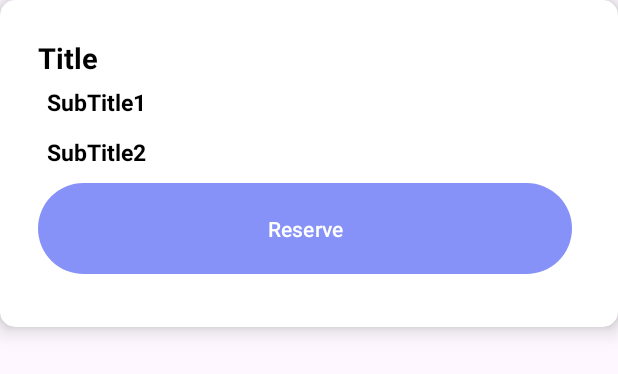
After one commit to Hirudaka/VegiTraceApp, an Android app: the layout addreserveitem.xml on its own in the app's theme, with its tools: preview values and no code run, on a phone screen of 412 x 824 dp. The commit adds this screen. Shown: the top 374 px of the screen. Run offline under Robolectric (Android 15) with nearby library versions, the phone set to English and light mode, and no system bars.

Commit message:
ui push2

```diff
--- a/app/build.gradle.kts
+++ b/app/build.gradle.kts
@@ -55,6 +55,6 @@ dependencies {
     // Use only one version of ZXing library
     implementation ("com.google.zxing:core:3.4.1")
     implementation ("com.journeyapps:zxing-android-embedded:4.1.0")
-    implementation ("com.google.code.gson:gson:2.8.8")
+    implementation ("com.google.code.gson:gson:2.8.9")
 
 }
--- a/app/src/main/java/com/example/vegitrace/AddReserves.kt
+++ b/app/src/main/java/com/example/vegitrace/AddReserves.kt
@@ -3,9 +3,11 @@ package com.example.vegitrace
 import androidx.appcompat.app.AppCompatActivity
 import android.os.Bundle
 
-class AddReserves : AppCompatActivity() {
+class  AddReserves : AppCompatActivity() {
     override fun onCreate(savedInstanceState: Bundle?) {
         super.onCreate(savedInstanceState)
         setContentView(R.layout.activity_add_reserves)
+
+
     }
 }
--- /dev/null
+++ b/app/src/main/res/layout/addreserveitem.xml
@@ -0,0 +1,68 @@
+<?xml version="1.0" encoding="utf-8"?>
+<androidx.cardview.widget.CardView xmlns:android="http://schemas.android.com/apk/res/android"
+    android:layout_width="match_parent"
+    android:layout_height="wrap_content"
+    xmlns:app="http://schemas.android.com/apk/res-auto"
+    app:cardCornerRadius="10dp"
+    app:cardElevation="8dp"
+    app:cardMaxElevation="5dp"
+    >
+
+    <LinearLayout
+        android:layout_width="match_parent"
+        android:layout_height="218dp">
+
+
+        <LinearLayout
+            android:layout_width="377dp"
+            android:layout_height="181dp"
+            android:layout_margin="15dp"
+            android:layout_weight="1"
+            android:orientation="vertical"
+            android:padding="10dp">
+
+            <TextView
+                android:id="@+id/oTitle"
+                android:layout_width="match_parent"
+                android:layout_height="wrap_content"
+                android:text="Title"
+                android:textColor="@color/black"
+                android:textSize="19sp"
+                android:textStyle="bold" />
+
+            <TextView
+                android:id="@+id/oSubTitle1"
+                android:layout_width="match_parent"
+                android:layout_height="wrap_content"
+                android:layout_margin="6dp"
+                android:text="SubTitle1"
+                android:textColor="@color/black"
+                android:textSize="15sp"
+                android:textStyle="bold" />
+
+            <TextView
+                android:id="@+id/oSubTitle2"
+                android:layout_width="match_parent"
+                android:layout_height="wrap_content"
+                android:layout_margin="6dp"
+                android:text="SubTitle2"
+                android:textColor="@color/black"
+                android:textSize="15sp"
+                android:textStyle="bold" />
+
+            <Button
+                android:id="@+id/button3"
+                android:layout_width="356dp"
+                android:layout_height="wrap_content"
+                android:layout_weight="1"
+
+                android:text="Reserve" />
+
+        </LinearLayout>
+
+
+
+    </LinearLayout>
+
+
+</androidx.cardview.widget.CardView>
```
Also changed, not shown: app/src/main/java/com/example/vegitrace/ReviewAdaptor.kt (added, +45 -0 lines), app/src/main/java/com/example/vegitrace/Reviews.kt (+59 -1 lines), app/src/main/java/com/example/vegitrace/model/Review.kt (+7 -1 lines), app/src/main/java/com/example/vegitrace/view/AddReserveAdaptor.kt (added, +52 -0 lines), app/src/main/res/layout/reviewitem.xml (+5 -5 lines).
